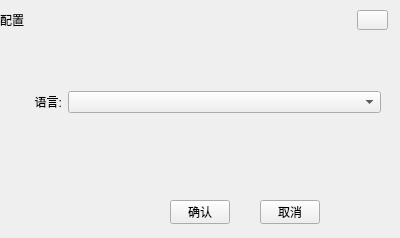
Before: the Qt Designer form popwidget/ConfigWidget.ui in HcashOrg/HX-IDE, drawn with Qt 5.
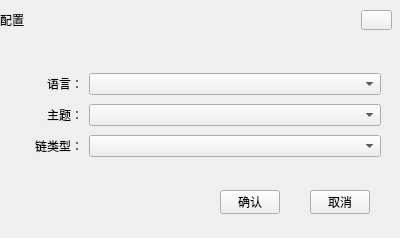
After: the same form once the commit is applied.

```diff
--- a/popwidget/ConfigWidget.ui
+++ b/popwidget/ConfigWidget.ui
@@ -29,7 +29,7 @@
   <widget class="QToolButton" name="closeBtn">
    <property name="geometry">
     <rect>
-     <x>357</x>
+     <x>361</x>
      <y>10</y>
      <width>31</width>
      <height>20</height>
@@ -45,8 +45,8 @@
   <widget class="QToolButton" name="okBtn">
    <property name="geometry">
     <rect>
-     <x>170</x>
-     <y>200</y>
+     <x>220</x>
+     <y>190</y>
      <width>60</width>
      <height>24</height>
     </rect>
@@ -61,8 +61,8 @@
   <widget class="QToolButton" name="cancelBtn">
    <property name="geometry">
     <rect>
-     <x>260</x>
-     <y>200</y>
+     <x>310</x>
+     <y>190</y>
      <width>60</width>
      <height>24</height>
     </rect>
@@ -78,16 +78,16 @@
    <property name="geometry">
     <rect>
      <x>10</x>
-     <y>90</y>
+     <y>70</y>
      <width>371</width>
-     <height>24</height>
+     <height>91</height>
     </rect>
    </property>
-   <layout class="QGridLayout" name="gridLayout" columnstretch="1,6">
+   <layout class="QGridLayout" name="gridLayout" columnstretch="1,4">
     <item row="0" column="0">
      <widget class="QLabel" name="label">
       <property name="text">
-       <string>语言:</string>
+       <string>语言：</string>
       </property>
       <property name="alignment">
        <set>Qt::AlignRight|Qt::AlignTrailing|Qt::AlignVCenter</set>
@@ -95,7 +95,33 @@
      </widget>
     </item>
     <item row="0" column="1">
-     <widget class="QComboBox" name="comboBox"/>
+     <widget class="QComboBox" name="language"/>
+    </item>
+    <item row="1" column="0">
+     <widget class="QLabel" name="label_2">
+      <property name="text">
+       <string>主题：</string>
+      </property>
+      <property name="alignment">
+       <set>Qt::AlignRight|Qt::AlignTrailing|Qt::AlignVCenter</set>
+      </property>
+     </widget>
+    </item>
+    <item row="1" column="1">
+     <widget class="QComboBox" name="theme"/>
+    </item>
+    <item row="2" column="0">
+     <widget class="QLabel" name="label_3">
+      <property name="text">
+       <string>链类型：</string>
+      </property>
+      <property name="alignment">
+       <set>Qt::AlignRight|Qt::AlignTrailing|Qt::AlignVCenter</set>
+      </property>
+     </widget>
+    </item>
+    <item row="2" column="1">
+     <widget class="QComboBox" name="chainclass"/>
     </item>
    </layout>
   </widget>
```
